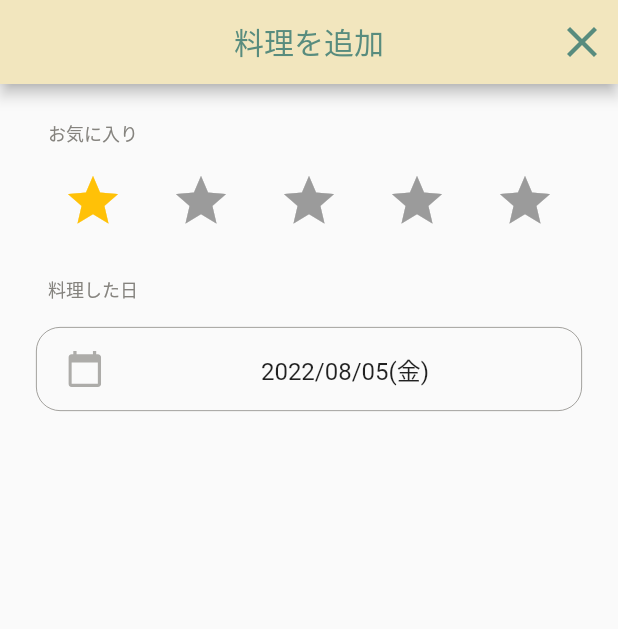
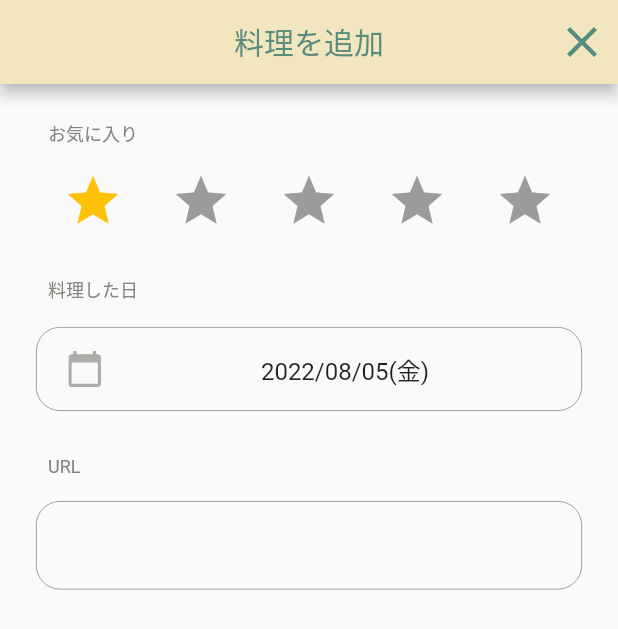
Before and after one commit to baekx/becos_kitchen, a Flutter app: the AddMenuSecondPage screen opened directly, on a phone screen of 412 x 824 dp. Shown: the top 629 px of the screen. Run offline on Flutter 3.47's test engine with Material 2 defaults, Android fonts, the phone set to English and light mode, and no system bars; drawn by our look-alikes of flutter_rating_bar; our stand-ins replace cloud_firestore, firebase_core, firebase_storage, flutter_riverpod, flutter_svg, freezed_annotation and 1 more; accounts and stored records are empty.

Commit message:
URLフォーム作成

```diff
--- a/lib/screen/add_menu/add_menu_first_page.dart
+++ b/lib/screen/add_menu/add_menu_first_page.dart
@@ -21,7 +21,9 @@ class AddMenuFirstPage extends ConsumerWidget {
   @override
   Widget build(BuildContext context, WidgetRef ref) {
     final _vm = ref.watch(addMenuPageProvider);
-    return Scaffold(
+    return GestureDetector(
+      onTap: () => FocusManager.instance.primaryFocus?.unfocus(),
+      child: Scaffold(
         appBar: AppBar(
           title: const Text(
             "料理を追加",
@@ -73,6 +75,7 @@ class AddMenuFirstPage extends ConsumerWidget {
             ],
           ),
         ),
+      ),
     );
   }
 }
--- a/lib/screen/add_menu/add_menu_second_page.dart
+++ b/lib/screen/add_menu/add_menu_second_page.dart
@@ -2,6 +2,7 @@ import 'package:becos_kitchen/common/material_color.dart';
 import 'package:becos_kitchen/screen/add_menu/label.dart';
 import 'package:becos_kitchen/screen/add_menu/menu_date_picker.dart';
 import 'package:becos_kitchen/screen/add_menu/menu_rate.dart';
+import 'package:becos_kitchen/screen/add_menu/menu_url.dart';
 import 'package:becos_kitchen/screen/common/column_padding.dart';
 import 'package:flutter/material.dart';
 import 'package:flutter_riverpod/flutter_riverpod.dart';
@@ -12,7 +13,9 @@ class AddMenuSecondPage extends ConsumerWidget {
 
   @override
   Widget build(BuildContext context, WidgetRef ref) {
-    return Scaffold(
+    return GestureDetector(
+      onTap: () => FocusManager.instance.primaryFocus?.unfocus(),
+      child: Scaffold(
         appBar: AppBar(
           title: const Text(
             "料理を追加",
@@ -35,16 +38,21 @@ class AddMenuSecondPage extends ConsumerWidget {
             crossAxisAlignment: CrossAxisAlignment.start,
             // mainAxisAlignment: MainAxisAlignment.spaceBetween,
             mainAxisSize: MainAxisSize.max,
-          children: [
+            children: const [
               // 星
-            const ColumnPadding(height: 24.0),
-            const Label(text: "お気に入り"),
-            const MenuRate(),
+              ColumnPadding(height: 24.0),
+              Label(text: "お気に入り"),
+              MenuRate(),
               // 料理した日
-            const ColumnPadding(height: 30.0),
-            const Label(text: "料理した日"),
-            MenuDatePicker()
+              ColumnPadding(height: 30.0),
+              Label(text: "料理した日"),
+              MenuDatePicker(),
+              // URL
+              ColumnPadding(height: 30.0),
+              Label(text: "URL"),
+              MenuUrl(),
             ],
+          ),
         ),
       ),
     );
--- /dev/null
+++ b/lib/screen/add_menu/menu_url.dart
@@ -0,0 +1,28 @@
+import 'package:becos_kitchen/common/material_color.dart';
+import 'package:flutter/material.dart';
+import 'package:flutter_riverpod/flutter_riverpod.dart';
+
+class MenuUrl extends ConsumerWidget {
+  const MenuUrl({
+    Key? key,
+  }) : super(key: key);
+
+  @override
+  Widget build(BuildContext context, WidgetRef ref) {
+    return TextFormField(
+      decoration: InputDecoration(
+          focusedBorder: OutlineInputBorder(
+              borderRadius: BorderRadius.circular(16),
+              borderSide:
+                  const BorderSide(color: Color(textColor), width: 0.5)),
+          labelStyle: TextStyle(fontSize: 12, color: Color(textColor)),
+          floatingLabelStyle: const TextStyle(fontSize: 14),
+          enabledBorder: OutlineInputBorder(
+              borderRadius: BorderRadius.circular(16),
+              borderSide: BorderSide(color: Color(textColor), width: 0.5))),
+      onChanged: (text) {
+        // ref.watch(addMenuPageProvider.notifier).setTitle(text);
+      },
+    );
+  }
+}
```
Lines whose indentation alone changed are shown as unchanged.
